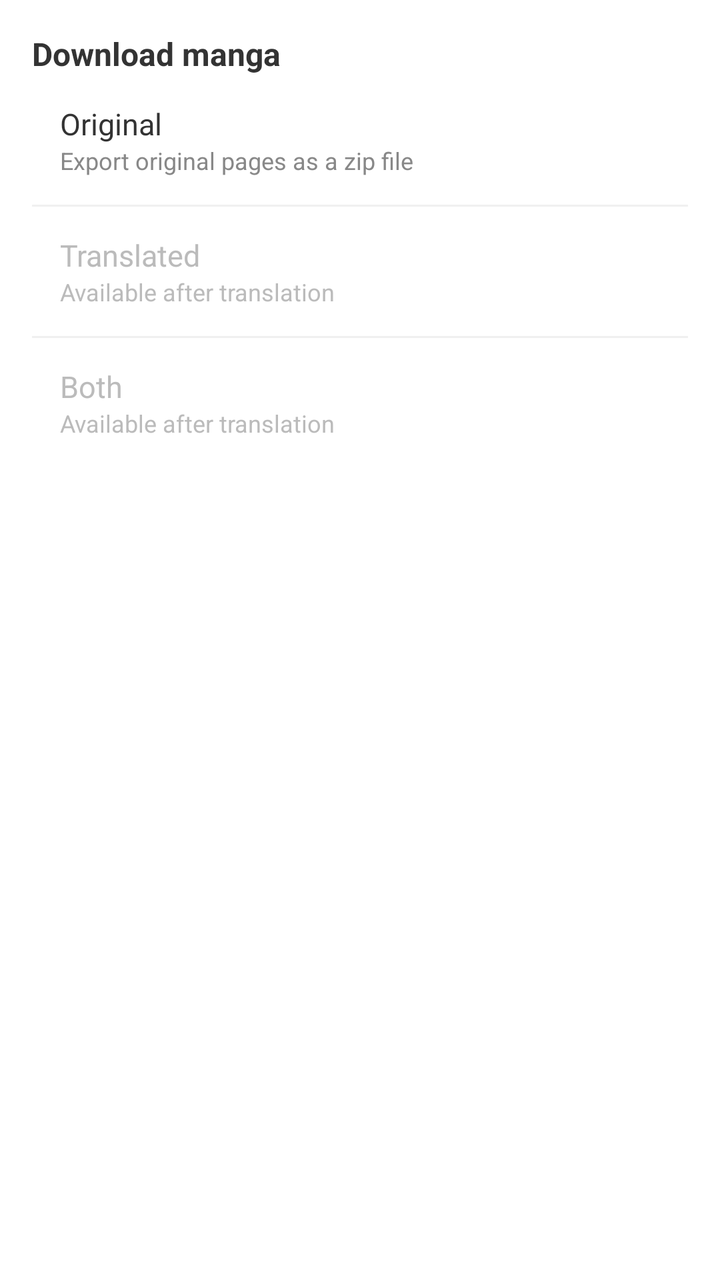
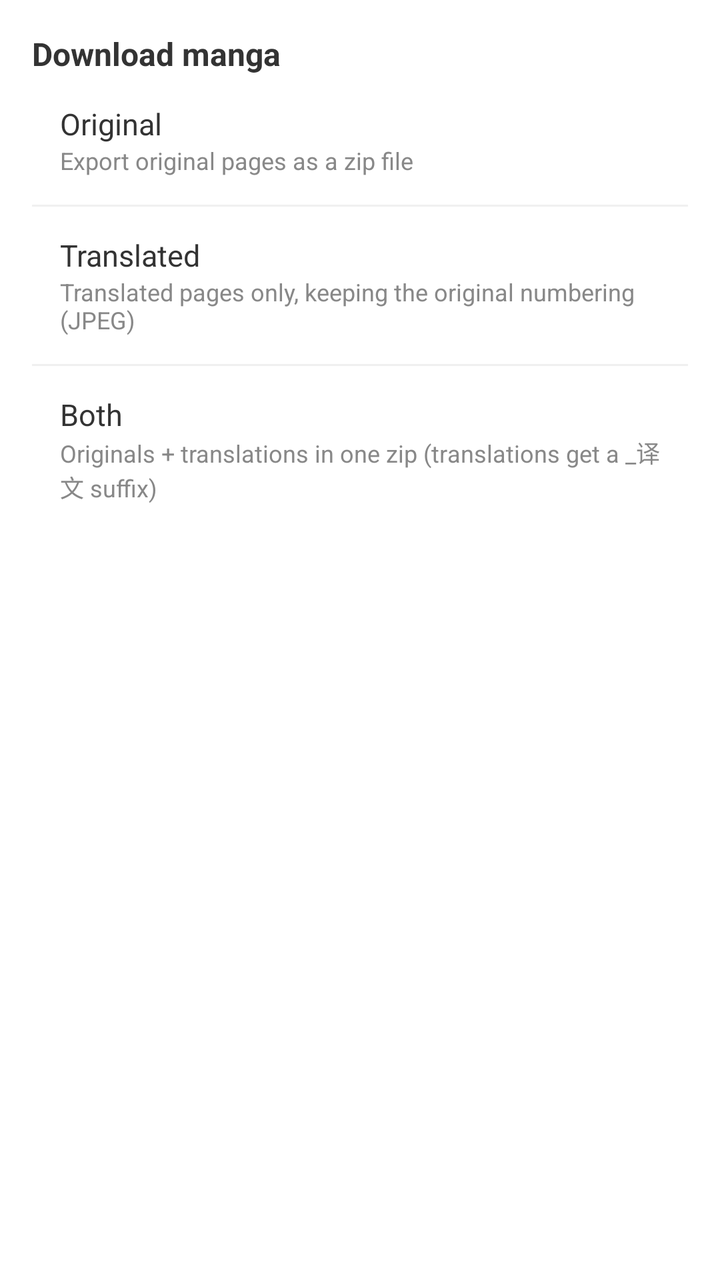

The first picture is an Android layout as it rendered before a commit; the second is the same layout after the commit. The layout source and the unified diff follow.
<!-- AndroidManifest.xml: application theme Theme.MT -->
<!-- res/layout/dialog_reader_download.xml -->
<?xml version="1.0" encoding="utf-8"?>
<LinearLayout
    xmlns:android="http://schemas.android.com/apk/res/android"
    android:layout_width="match_parent"
    android:layout_height="wrap_content"
    android:orientation="vertical"
    android:padding="16dp">

    <TextView
        android:layout_width="wrap_content"
        android:layout_height="wrap_content"
        android:text="@string/reader_download_dialog"
        android:textSize="16sp"
        android:textStyle="bold"
        android:textColor="#333333"/>

    <LinearLayout
        android:id="@+id/row_download_original"
        android:layout_width="match_parent"
        android:layout_height="wrap_content"
        android:orientation="vertical"
        android:padding="14dp"
        android:clickable="true">

        <TextView
            android:layout_width="wrap_content"
            android:layout_height="wrap_content"
            android:text="@string/reader_download_original"
            android:textSize="15sp"
            android:textColor="#333333"/>

        <TextView
            android:layout_width="wrap_content"
            android:layout_height="wrap_content"
            android:text="@string/reader_download_original_hint"
            android:textSize="12sp"
            android:textColor="#888888"/>
    </LinearLayout>

    <View android:layout_width="match_parent" android:layout_height="1dp" android:background="#F0F0F0"/>

    <LinearLayout
        android:id="@+id/row_download_translated"
        android:layout_width="match_parent"
        android:layout_height="wrap_content"
        android:orientation="vertical"
        android:padding="14dp"
        android:clickable="true">

        <TextView
            android:layout_width="wrap_content"
            android:layout_height="wrap_content"
            android:text="@string/reader_download_translated"
            android:textSize="15sp"
            android:textColor="#BBBBBB"/>

        <TextView
            android:layout_width="wrap_content"
            android:layout_height="wrap_content"
            android:text="@string/reader_download_pending"
            android:textSize="12sp"
            android:textColor="#BBBBBB"/>
    </LinearLayout>

    <View android:layout_width="match_parent" android:layout_height="1dp" android:background="#F0F0F0"/>

    <LinearLayout
        android:id="@+id/row_download_both"
        android:layout_width="match_parent"
        android:layout_height="wrap_content"
        android:orientation="vertical"
        android:padding="14dp"
        android:clickable="true">

        <TextView
            android:layout_width="wrap_content"
            android:layout_height="wrap_content"
            android:text="@string/reader_download_both"
            android:textSize="15sp"
            android:textColor="#BBBBBB"/>

        <TextView
            android:layout_width="wrap_content"
            android:layout_height="wrap_content"
            android:text="@string/reader_download_pending"
            android:textSize="12sp"
            android:textColor="#BBBBBB"/>
    </LinearLayout>

</LinearLayout>
<!-- resources referenced by this layout -->
<resources>
  <string name="reader_download_both">Both</string>
  <string name="reader_download_dialog">Download manga</string>
  <string name="reader_download_original">Original</string>
  <string name="reader_download_original_hint">Export original pages as a zip file</string>
  <string name="reader_download_pending">Available after translation</string>
  <string name="reader_download_translated">Translated</string>
  <style name="Theme.MT" parent="Base.Theme.MT">
          
          <item name="android:navigationBarColor">@android:color/transparent</item>
          <item name="android:statusBarColor">@android:color/transparent</item>
          <item name="android:windowLightStatusBar">?attr/isLightTheme</item>
      </style>
  <style name="Base.Theme.MT" parent="Theme.Material3.DayNight.NoActionBar">
          <item name="colorPrimary">@color/primary</item>
          <item name="preferenceTheme">@style/AppPreferenceTheme</item>
          <item name="android:windowBackground">@color/surface</item>
          <item name="android:navigationBarColor">
              @android:color/transparent
          </item>
          <item name="android:enforceNavigationBarContrast">false</item>
          <item name="android:enforceStatusBarContrast">false</item>
      </style>
  <color name="primary">#55AEEA</color>
  <style name="AppPreferenceTheme" parent="@style/PreferenceThemeOverlay">
          <item name="android:preferenceStyle">@style/AppPrefStyle</item>
      </style>
  <color name="surface">#FFFFFF</color>
  <style name="AppPrefStyle">
          <item name="android:layout">@layout/preference_item_fit</item>
      </style>
</resources>

<!-- the commit's change to res/layout/dialog_reader_download.xml (unified diff, before → after) -->
@@ -52,14 +52,14 @@
             android:layout_height="wrap_content"
             android:text="@string/reader_download_translated"
             android:textSize="15sp"
-            android:textColor="#BBBBBB"/>
+            android:textColor="#333333"/>
 
         <TextView
             android:layout_width="wrap_content"
             android:layout_height="wrap_content"
-            android:text="@string/reader_download_pending"
+            android:text="@string/reader_download_translated_hint"
             android:textSize="12sp"
-            android:textColor="#BBBBBB"/>
+            android:textColor="#888888"/>
     </LinearLayout>
 
     <View android:layout_width="match_parent" android:layout_height="1dp" android:background="#F0F0F0"/>
@@ -77,14 +77,14 @@
             android:layout_height="wrap_content"
             android:text="@string/reader_download_both"
             android:textSize="15sp"
-            android:textColor="#BBBBBB"/>
+            android:textColor="#333333"/>
 
         <TextView
             android:layout_width="wrap_content"
             android:layout_height="wrap_content"
-            android:text="@string/reader_download_pending"
+            android:text="@string/reader_download_both_hint"
             android:textSize="12sp"
-            android:textColor="#BBBBBB"/>
+            android:textColor="#888888"/>
     </LinearLayout>
 
 </LinearLayout>
<!-- resource entries referenced after the edit -->
@@ -1,11 +1,12 @@
 <!-- resources referenced by this layout -->
 <resources>
   <string name="reader_download_both">Both</string>
+  <string name="reader_download_both_hint">Originals + translations in one zip (translations get a _译文 suffix)</string>
   <string name="reader_download_dialog">Download manga</string>
   <string name="reader_download_original">Original</string>
   <string name="reader_download_original_hint">Export original pages as a zip file</string>
-  <string name="reader_download_pending">Available after translation</string>
   <string name="reader_download_translated">Translated</string>
+  <string name="reader_download_translated_hint">Translated pages only, keeping the original numbering (JPEG)</string>
   <style name="Theme.MT" parent="Base.Theme.MT">
           
           <item name="android:navigationBarColor">@android:color/transparent</item>
